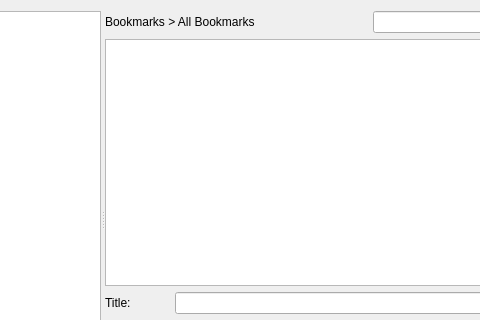
First picture: the form in bookmarks_editor/src/bookmarksview_base.ui, repository edulix/gsoc, before the edit; both pictures show x 110 to 590 and y 0 to 320 of the 674 by 437 pixel window.
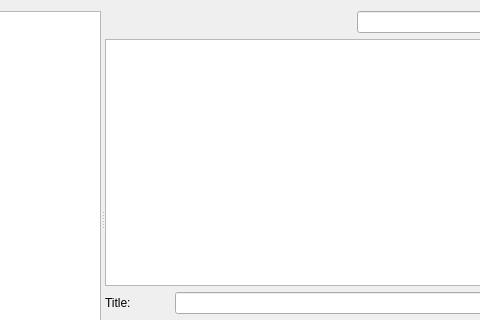
Second picture: the form after the edit. Custom widgets are drawn as their Qt base class.

Commit message: Initial support for the breadcrumb (KtreeModeNavigator). IT's still not working properly but it compiles. It's a port from dolphin's kurlnavigator but simplified (no places) and uses QAbstractTreeModel

Patch:
```diff
--- a/bookmarks_editor/src/bookmarksview_base.ui
+++ b/bookmarks_editor/src/bookmarksview_base.ui
@@ -65,9 +65,12 @@
        <item>
         <layout class="QHBoxLayout" name="horizLayout2">
          <item>
-          <widget class="QLabel" name="label">
-           <property name="text">
-            <string>Bookmarks &gt; All Bookmarks</string>
+          <widget class="KTreeModelNavigator" name="navigatorBreadCrumb" native="true">
+           <property name="minimumSize">
+            <size>
+             <width>50</width>
+             <height>0</height>
+            </size>
            </property>
           </widget>
          </item>
@@ -186,11 +189,6 @@
   </layout>
  </widget>
  <customwidgets>
-  <customwidget>
-   <class>KTreeViewSearchLine</class>
-   <extends>KLineEdit</extends>
-   <header>konqbookmark/ktreeviewsearchline.h</header>
-  </customwidget>
   <customwidget>
    <class>KLineEdit</class>
    <extends>QLineEdit</extends>
@@ -201,6 +199,16 @@
    <extends>QTextEdit</extends>
    <header>ktextedit.h</header>
   </customwidget>
+  <customwidget>
+   <class>KTreeViewSearchLine</class>
+   <extends>KLineEdit</extends>
+   <header>konqbookmark/ktreeviewsearchline.h</header>
+  </customwidget>
+  <customwidget>
+   <class>KTreeModelNavigator</class>
+   <extends>QWidget</extends>
+   <header>konqbookmark/ktreemodelnavigator.h</header>
+  </customwidget>
   <customwidget>
    <class>Akonadi::CollectionView</class>
    <extends>QTreeView</extends>
```
The commit also changes 11 other files.
